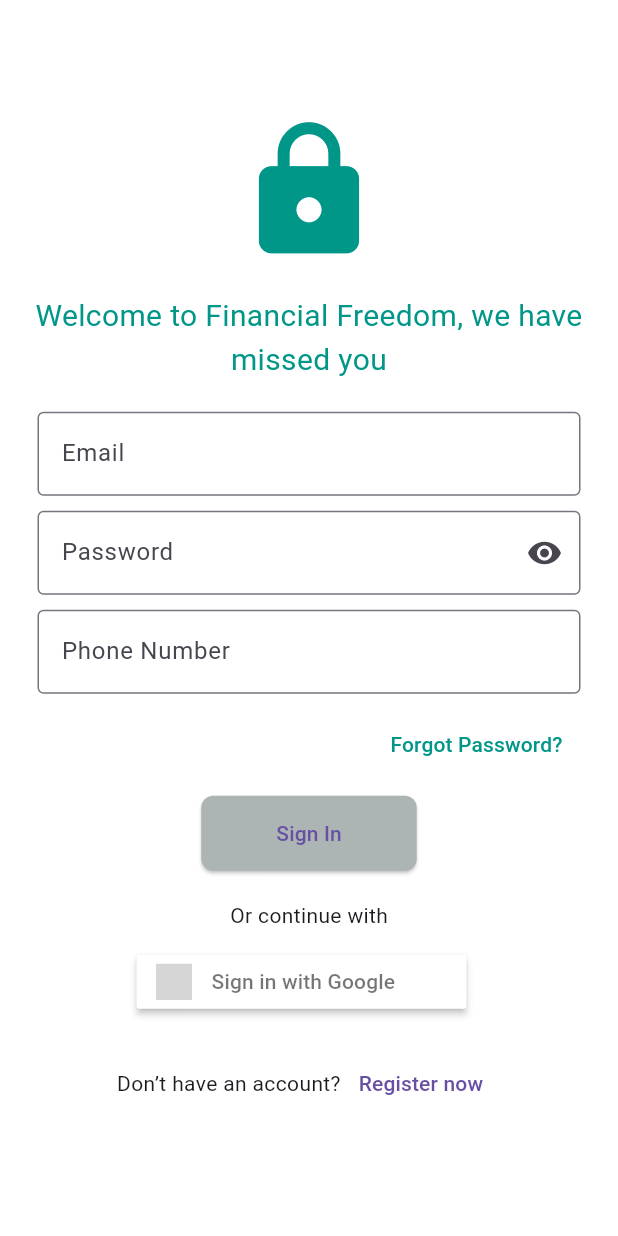
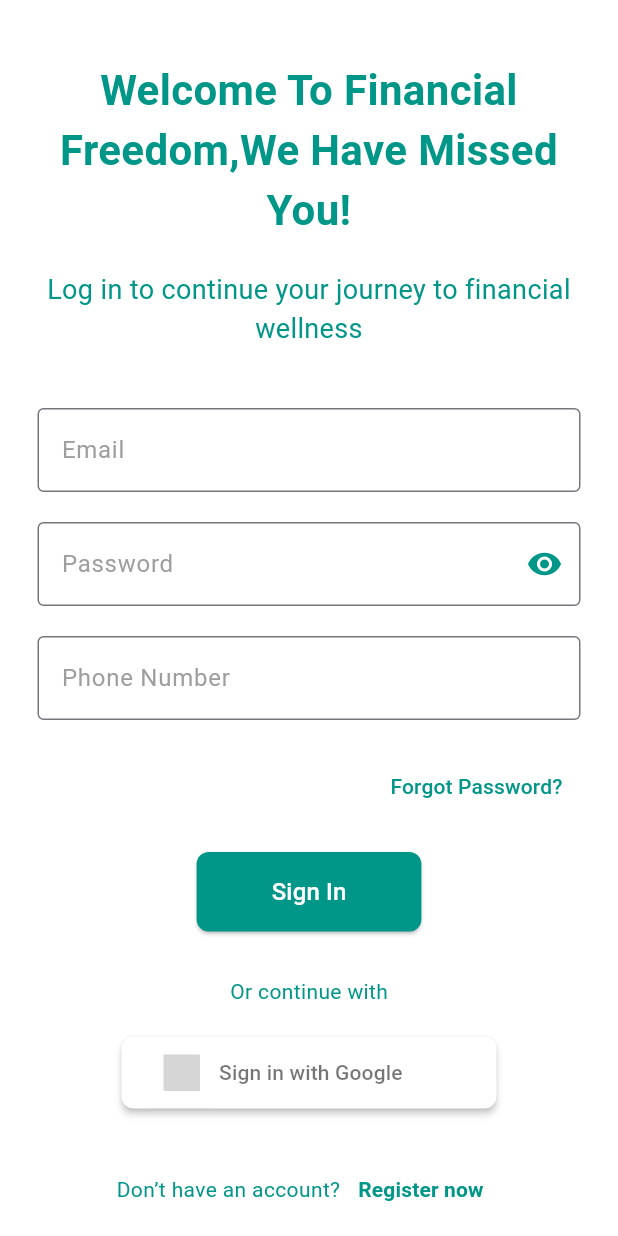
Before and after one commit to Group17-Recess/GROWGRAIL, a Flutter app: the screen it shows after launch, after a tap on "Login/Signup", on a phone screen of 412 x 824 dp. Run offline on Flutter 3.47's test engine with Material 3 defaults, Android fonts, the phone set to English and light mode, and no system bars; our stand-ins replace carousel_slider, cloud_firestore, firebase_auth, firebase_core, flutter_dotenv, flutter_signin_button and 2 more; missing offline and left inert: flutterwave_standard, googleapis; accounts and stored records are empty; network calls fail; grey boxes are pictures that could not be loaded.

Commit message:
added modifications

```diff
--- a/lib/main.dart
+++ b/lib/main.dart
@@ -9,9 +9,10 @@ import 'package:flutter_dotenv/flutter_dotenv.dart';
 
 
 void main() async {
-    await dotenv.load(fileName:"images/.env");
+
 
   WidgetsFlutterBinding.ensureInitialized();
+  await dotenv.load(fileName:"images/.env");
 
   await Firebase.initializeApp(
     options: DefaultFirebaseOptions.currentPlatform,
--- a/lib/pages/login_page.dart
+++ b/lib/pages/login_page.dart
@@ -24,7 +24,7 @@ class _LoginPageState extends State<LoginPage> {
 
   // Define the admin email and password
   final String adminEmail = 'admin@gmail.com';
-  final String adminPassword = 'adminSecretPassword';
+  final String adminPassword = 'admin#26';
 
   Future<void> _signInWithEmailAndPassword() async {
     try {
@@ -142,50 +142,55 @@ class _LoginPageState extends State<LoginPage> {
       body: SafeArea(
         child: Center(
           child: SingleChildScrollView(
+            child: Padding(
+              padding: const EdgeInsets.symmetric(horizontal: 25.0),
               child: Column(
                 mainAxisAlignment: MainAxisAlignment.center,
                 children: [
-                const Icon(
-                  Icons.lock,
-                  size: 100,
+                  const SizedBox(height: 40),
+                  const Text(
+                    'Welcome To Financial Freedom,We Have Missed You!',
+                    style: TextStyle(
+                      fontSize: 28,
                       color: Colors.teal,
+                      fontWeight: FontWeight.bold,
                     ),
-                const SizedBox(height: 19),
-                const Text(
-                  'Welcome to Financial Freedom, we have missed you',
-                  style: TextStyle(fontSize: 20, color: Colors.teal),
                     textAlign: TextAlign.center,
                   ),
                   const SizedBox(height: 20),
-                Padding(
-                  padding: const EdgeInsets.symmetric(horizontal: 25.0),
-                  child: TextField(
+                  const Text(
+                    'Log in to continue your journey to financial wellness',
+                    style: TextStyle(fontSize: 18, color: Colors.teal),
+                    textAlign: TextAlign.center,
+                  ),
+                  const SizedBox(height: 40),
+                  TextField(
                     controller: _emailController,
                     keyboardType: TextInputType.emailAddress,
                     decoration: const InputDecoration(
+                      labelText: 'Email',
+                      labelStyle: TextStyle(color: Colors.grey),
                       border: OutlineInputBorder(),
-                      hintText: 'Email',
                       focusedBorder: OutlineInputBorder(
                         borderSide: BorderSide(color: Colors.teal),
                       ),
                     ),
                   ),
-                ),
-                const SizedBox(height: 10),
-                Padding(
-                  padding: const EdgeInsets.symmetric(horizontal: 25.0),
-                  child: TextField(
+                  const SizedBox(height: 20),
+                  TextField(
                     controller: _passwordController,
                     obscureText: _obscurePassword,
                     decoration: InputDecoration(
+                      labelText: 'Password',
+                      labelStyle: const TextStyle(color: Colors.grey),
                       border: const OutlineInputBorder(),
-                      hintText: 'Password',
                       focusedBorder: const OutlineInputBorder(
                         borderSide: BorderSide(color: Colors.teal),
                       ),
                       suffixIcon: IconButton(
                         icon: Icon(
                           _obscurePassword ? Icons.visibility : Icons.visibility_off,
+                          color: Colors.teal,
                         ),
                         onPressed: () {
                           setState(() {
@@ -195,26 +200,21 @@ class _LoginPageState extends State<LoginPage> {
                       ),
                     ),
                   ),
-                ),
-                const SizedBox(height: 10),
-                Padding(
-                  padding: const EdgeInsets.symmetric(horizontal: 25.0),
-                  child: TextField(
-                    controller: _phoneController, // Phone number field
+                  const SizedBox(height: 20),
+                  TextField(
+                    controller: _phoneController,
                     keyboardType: TextInputType.phone,
                     decoration: const InputDecoration(
+                      labelText: 'Phone Number',
+                      labelStyle: TextStyle(color: Colors.grey),
                       border: OutlineInputBorder(),
-                      hintText: 'Phone Number',
                       focusedBorder: OutlineInputBorder(
                         borderSide: BorderSide(color: Colors.teal),
                       ),
                     ),
                   ),
-                ),
-                const SizedBox(height: 10),
-                Padding(
-                  padding: const EdgeInsets.symmetric(horizontal: 25.0),
-                  child: Align(
+                  const SizedBox(height: 20),
+                  Align(
                     alignment: Alignment.centerRight,
                     child: TextButton(
                       onPressed: _resetPassword,
@@ -224,37 +224,49 @@ class _LoginPageState extends State<LoginPage> {
                       ),
                     ),
                   ),
-                ),
-                const SizedBox(height: 10),
+                  const SizedBox(height: 20),
                   ElevatedButton(
                     onPressed: _signInWithEmailAndPassword,
                     style: ElevatedButton.styleFrom(
-                    backgroundColor: const Color.fromARGB(255, 173, 181, 180),
+                      backgroundColor: Colors.teal,
                       shape: RoundedRectangleBorder(
                         borderRadius: BorderRadius.circular(8.0),
                       ),
                       padding: const EdgeInsets.symmetric(horizontal: 50, vertical: 15),
                     ),
-                  child: const Text('Sign In'),
+                    child: const Text(
+                      'Sign In',
+                      style: TextStyle(color: Colors.white, fontSize: 16),
+                    ),
+                  ),
+                  const SizedBox(height: 30),
+                  const Text(
+                    'Or continue with',
+                    style: TextStyle(color: Colors.teal),
                   ),
                   const SizedBox(height: 20),
-                const Text('Or continue with'),
-                const SizedBox(height: 10),
                   Row(
                     mainAxisAlignment: MainAxisAlignment.center,
                     children: [
                       SignInButton(
                         Buttons.Google,
+                        text: "Sign in with Google",
                         onPressed: _signInWithGoogle,
+                        shape: RoundedRectangleBorder(
+                          borderRadius: BorderRadius.circular(8.0),
                         ),
-                    const SizedBox(width: 10),
+                        padding: const EdgeInsets.symmetric(vertical: 12.0, horizontal: 15.0),
+                      ),
                     ],
                   ),
-                const SizedBox(height: 20),
+                  const SizedBox(height: 30),
                   Row(
                     mainAxisAlignment: MainAxisAlignment.center,
                     children: [
-                    const Text('Don’t have an account?'),
+                      const Text(
+                        'Don’t have an account?',
+                        style: TextStyle(color: Colors.teal),
+                      ),
                       TextButton(
                         onPressed: () {
                           Navigator.push(
@@ -262,11 +274,16 @@ class _LoginPageState extends State<LoginPage> {
                             MaterialPageRoute(builder: (context) => UserBioDataForm()),
                           );
                         },
-                      child: const Text('Register now'),
+                        child: const Text(
+                          'Register now',
+                          style: TextStyle(color: Colors.teal, fontWeight: FontWeight.bold),
+                        ),
                       ),
                     ],
                   ),
+                  const SizedBox(height: 20),
                 ],
+              ),
             ),
           ),
         ),
```
Also changed, not shown: pubspec.yaml (+7 -7 lines), pubspec.lock. Lines whose indentation alone changed are shown as unchanged.
